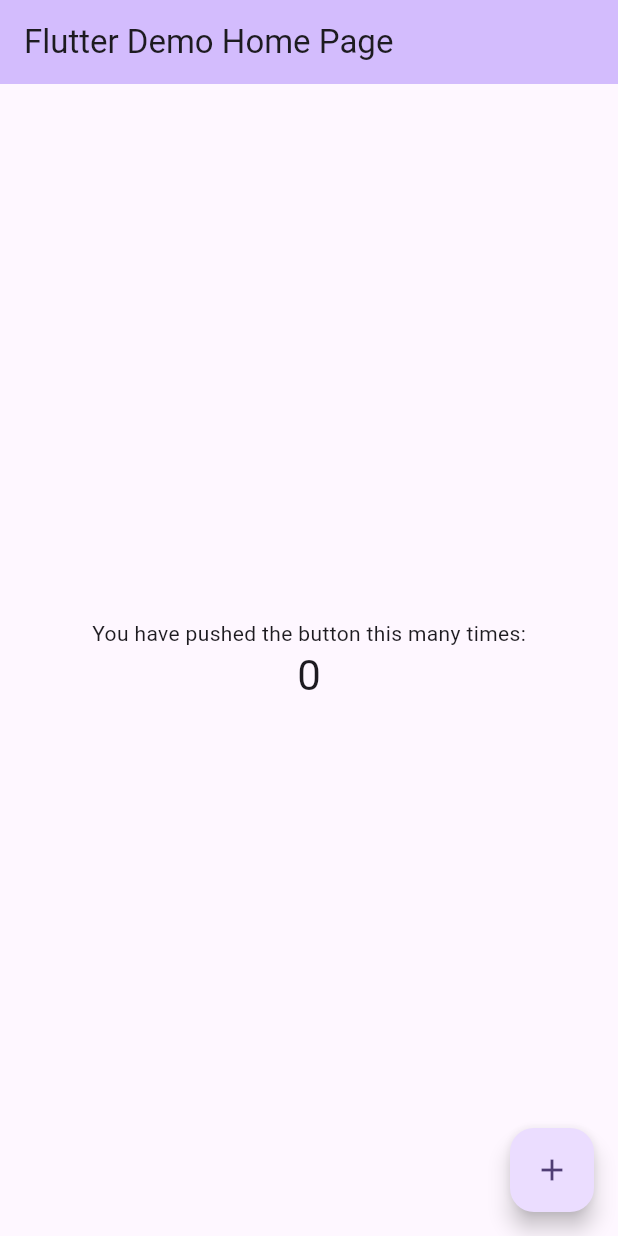
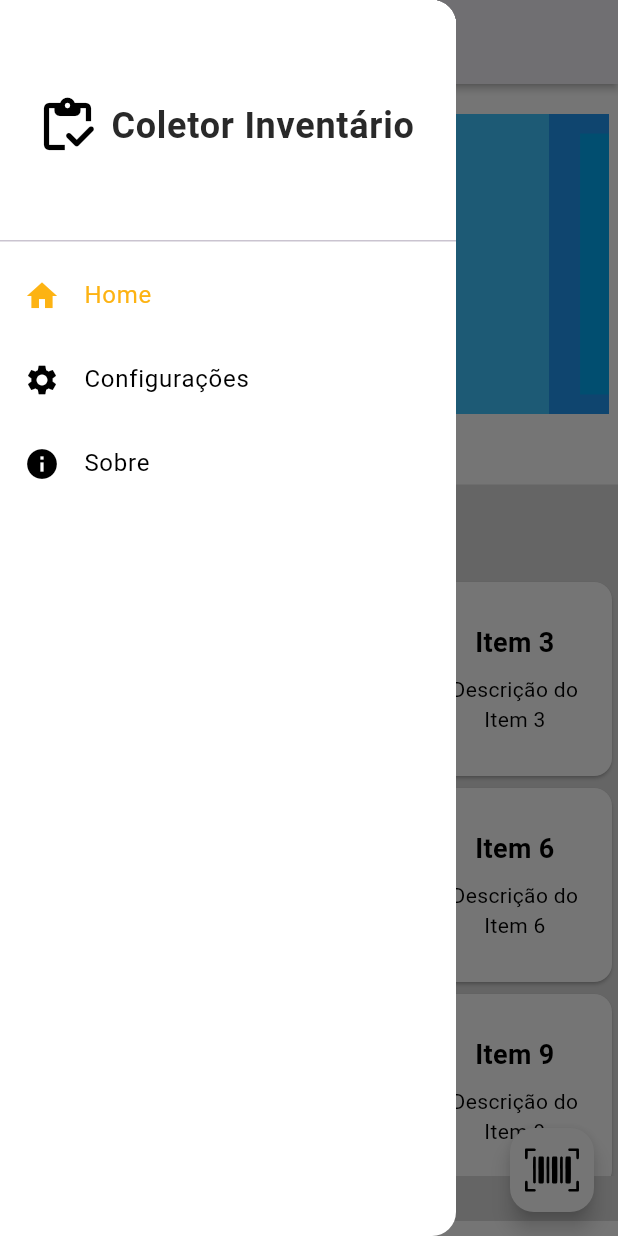
Before and after one commit to stiuff-mobile-devs/sti-uff-coletor-inventario, a Flutter app: the screen it shows after launch, with the side drawer open (before the commit the screen has no drawer), on a phone screen of 412 x 824 dp. Run offline on Flutter 3.47's test engine with Material 3 defaults, Android fonts, the phone set to English and light mode, and no system bars; drawn by our look-alikes of carousel_slider; our stand-ins replace flutter_svg.

Commit message:
Update: HomePage, AboutPage, SettingsPage & widgets associados.

```diff
--- /dev/null
+++ b/lib/about_page.dart
@@ -0,0 +1,17 @@
+import 'package:flutter/material.dart';
+import 'package:stiuffcoletorinventario/app_drawer.dart';
+
+class AboutPage extends StatelessWidget {
+  const AboutPage({super.key});
+
+  @override
+  Widget build(BuildContext context) {
+    return Scaffold(
+      appBar: AppBar(),
+      drawer: const AppDrawer(selectedIndex: 2),
+      body: const Center(
+        child: Text('About Page Content'),
+      ),
+    );
+  }
+}
--- /dev/null
+++ b/lib/app_colors.dart
@@ -0,0 +1,30 @@
+import 'package:flutter/material.dart';
+
+class AppColors {
+  static const MaterialColor primaryColor = MaterialColor(
+    0xFF2196F3,
+    <int, Color>{
+      50: Color(0xFFE3F2FD),
+      100: Color(0xFFBBDEFB),
+      200: Color(0xFF90CAF9),
+      300: Color(0xFF64B5F6),
+      400: Color(0xFF42A5F5),
+      500: Color(0xFF2196F3),
+      600: Color(0xFF1E88E5),
+      700: Color(0xFF1976D2),
+      800: Color(0xFF1565C0),
+      900: Color(0xFF0D47A1),
+    },
+  );
+
+  static const Color shadowColor = Colors.black;
+  static const Color greyTextColor = Color.fromARGB(255, 48, 48, 48);
+  static const Color appBarColor = Colors.white;
+  static const Color scaffoldBackgroundColor = Colors.white;
+  static const Color secondaryBackgroundColor =
+      Color.fromARGB(255, 221, 221, 221);
+  static const Color drawerBackgroundColor = Color(0xFFEFEFEF);
+  static const Color drawerHeaderColor = Color(0xFF2196F3);
+  static const Color lightOrangeSplashColor = Color.fromARGB(255, 255, 202, 86);
+  static const Color orangeSelectionColor = Color.fromARGB(255, 253, 179, 19);
+}
--- /dev/null
+++ b/lib/app_drawer.dart
@@ -0,0 +1,118 @@
+import 'package:flutter/material.dart';
+import 'package:stiuffcoletorinventario/about_page.dart';
+import 'package:stiuffcoletorinventario/app_colors.dart';
+import 'package:stiuffcoletorinventario/custom_page_router.dart';
+import 'package:stiuffcoletorinventario/home_page.dart';
+import 'package:stiuffcoletorinventario/settings_page.dart';
+
+class AppDrawer extends StatelessWidget {
+  final int selectedIndex;
+
+  const AppDrawer({super.key, required this.selectedIndex});
+
+  @override
+  Widget build(BuildContext context) {
+    return Drawer(
+      backgroundColor: Theme.of(context).scaffoldBackgroundColor,
+      child: ListView(
+        children: <Widget>[
+          const DrawerHeader(
+            decoration: BoxDecoration(
+              color: Colors.white,
+            ),
+            child: Row(
+              children: [
+                Padding(
+                  padding: EdgeInsets.all(8.0),
+                  child: Icon(
+                    Icons.inventory_rounded,
+                    size: 42,
+                    color: Colors.black,
+                  ),
+                ),
+                Text(
+                  'Coletor Inventário',
+                  style: TextStyle(
+                    color: Color.fromARGB(255, 41, 41, 41),
+                    fontSize: 24,
+                    fontWeight: FontWeight.bold,
+                  ),
+                ),
+              ],
+            ),
+          ),
+          _buildListTile(
+            context,
+            icon: Icons.home,
+            title: 'Home',
+            index: 0,
+          ),
+          _buildListTile(
+            context,
+            icon: Icons.settings,
+            title: 'Configurações',
+            index: 1,
+          ),
+          _buildListTile(
+            context,
+            icon: Icons.info,
+            title: 'Sobre',
+            index: 2,
+          ),
+        ],
+      ),
+    );
+  }
+
+  ListTile _buildListTile(BuildContext context,
+      {required IconData icon, required String title, required int index}) {
+    final isSelected = selectedIndex == index;
+
+    return ListTile(
+      leading: Icon(
+        icon,
+        color:
+            isSelected ? AppColors.orangeSelectionColor : AppColors.shadowColor,
+      ),
+      title: Text(
+        title,
+        style: TextStyle(
+          color: isSelected
+              ? AppColors.orangeSelectionColor
+              : AppColors.shadowColor,
+        ),
+      ),
+      selected: isSelected,
+      onTap: () async {
+        String routeName;
+        switch (index) {
+          case 0:
+            routeName = '/home';
+            break;
+          case 1:
+            routeName = '/settings';
+            break;
+          case 2:
+            routeName = '/about';
+            break;
+          default:
+            return;
+        }
+        Navigator.push(context, CustomPageRoute(page: _getPage(routeName)));
+      },
+    );
+  }
+
+  Widget _getPage(String routeName) {
+    switch (routeName) {
+      case '/home':
+        return const HomePage();
+      case '/settings':
+        return const SettingsPage();
+      case '/about':
+        return const AboutPage();
+      default:
+        return const HomePage();
+    }
+  }
+}
--- /dev/null
+++ b/lib/custom_page_router.dart
@@ -0,0 +1,24 @@
+import 'package:flutter/material.dart';
+
+class CustomPageRoute extends PageRouteBuilder {
+  final Widget page;
+
+  CustomPageRoute({required this.page})
+      : super(
+          pageBuilder: (context, animation, secondaryAnimation) => page,
+          transitionsBuilder: (context, animation, secondaryAnimation, child) {
+            const begin = Offset(1.0, 0.0);
+            const end = Offset.zero;
+            const curve = Curves.easeInOut;
+
+            var tween =
+                Tween(begin: begin, end: end).chain(CurveTween(curve: curve));
+            var offsetAnimation = animation.drive(tween);
+
+            return SlideTransition(
+              position: offsetAnimation,
+              child: child,
+            );
+          },
+        );
+}
--- /dev/null
+++ b/lib/home_page.dart
@@ -0,0 +1,41 @@
+import 'package:flutter/material.dart';
+import 'package:stiuffcoletorinventario/app_colors.dart';
+import 'package:stiuffcoletorinventario/app_drawer.dart';
+import 'package:flutter_svg/flutter_svg.dart';
+import 'package:stiuffcoletorinventario/info_carousel.dart';
+import 'package:stiuffcoletorinventario/inventory_grid.dart';
+
+class HomePage extends StatelessWidget {
+  const HomePage({super.key});
+
+  @override
+  Widget build(BuildContext context) {
+    return Scaffold(
+      appBar: AppBar(),
+      drawer: const AppDrawer(selectedIndex: 0),
+      body: const SingleChildScrollView(
+        child: Column(
+          children: [
+            SizedBox(height: 20),
+            InfoCarousel(),
+            SizedBox(height: 20),
+            InventoryGrid(),
+            SizedBox(height: 100),
+          ],
+        ),
+      ),
+      floatingActionButton: FloatingActionButton(
+        tooltip: "Leitor de Barras",
+        backgroundColor: AppColors.appBarColor,
+        splashColor: AppColors.lightOrangeSplashColor,
+        onPressed: () => {},
+        child: SvgPicture.asset(
+          'assets/icons/barcode.svg',
+          width: 36,
+          height: 36,
+        ),
+      ),
+      floatingActionButtonLocation: FloatingActionButtonLocation.endFloat,
+    );
+  }
+}
--- a/lib/homepage.dart
+++ /dev/null
@@ -1,48 +0,0 @@
-import 'package:flutter/material.dart';
-
-class MyHomePage extends StatefulWidget {
-  const MyHomePage({super.key, required this.title});
-  final String title;
-
-  @override
-  State<MyHomePage> createState() => _MyHomePageState();
-}
-
-class _MyHomePageState extends State<MyHomePage> {
-  int _counter = 0;
-
-  void _incrementCounter() {
-    setState(() {
-      _counter++;
-    });
-  }
-
-  @override
-  Widget build(BuildContext context) {
-    return Scaffold(
-      appBar: AppBar(
-        backgroundColor: Theme.of(context).colorScheme.inversePrimary,
-        title: Text(widget.title),
-      ),
-      body: Center(
-        child: Column(
-          mainAxisAlignment: MainAxisAlignment.center,
-          children: <Widget>[
-            const Text(
-              'You have pushed the button this many times:',
-            ),
-            Text(
-              '$_counter',
-              style: Theme.of(context).textTheme.headlineMedium,
-            ),
-          ],
-        ),
-      ),
-      floatingActionButton: FloatingActionButton(
-        onPressed: _incrementCounter,
-        tooltip: 'Increment',
-        child: const Icon(Icons.add),
-      ),
-    );
-  }
-}
--- /dev/null
+++ b/lib/info_carousel.dart
@@ -0,0 +1,75 @@
+import 'package:carousel_slider/carousel_slider.dart';
+import 'package:flutter/material.dart';
+
+class InfoCarousel extends StatefulWidget {
+  const InfoCarousel({super.key});
+
+  @override
+  InfoCarouselState createState() => InfoCarouselState();
+}
+
+class InfoCarouselState extends State<InfoCarousel> {
+  int _currentIndex = 0;
+
+  @override
+  Widget build(BuildContext context) {
+    return Column(
+      children: [
+        Container(
+          color: Colors.blue,
+          height: 200,
+          child: CarouselSlider(
+            options: CarouselOptions(
+              autoPlayInterval: const Duration(seconds: 3),
+              autoPlay: true,
+              enlargeCenterPage: true,
+              aspectRatio: 2.0,
+              viewportFraction: 0.8,
+              onPageChanged: (index, reason) {
+                setState(() {
+                  _currentIndex = index;
+                });
+              },
+            ),
+            items: [
+              _buildCarouselItem('Imagem 1', Colors.lightBlueAccent),
+              _buildCarouselItem('Imagem 2', Colors.lightBlue),
+              _buildCarouselItem('Imagem 3', Colors.blueAccent),
+            ],
+          ),
+        ),
+        const SizedBox(height: 15),
+        _buildPageIndicators(3),
+      ],
+    );
+  }
+
+  Widget _buildCarouselItem(String text, Color color) {
+    return Container(
+      color: color,
+      child: Center(
+        child: Text(
+          text,
+          style: const TextStyle(fontSize: 24, color: Colors.white),
+        ),
+      ),
+    );
+  }
+
+  Widget _buildPageIndicators(int pageCount) {
+    return Row(
+      mainAxisAlignment: MainAxisAlignment.center,
+      children: List.generate(pageCount, (index) {
+        return Container(
+          margin: const EdgeInsets.symmetric(horizontal: 4.0),
+          width: 12,
+          height: 12,
+          decoration: BoxDecoration(
+            shape: BoxShape.circle,
+            color: _currentIndex == index ? Colors.black : Colors.grey,
+          ),
+        );
+      }),
+    );
+  }
+}
--- /dev/null
+++ b/lib/inventory_grid.dart
@@ -0,0 +1,136 @@
+import 'package:flutter/material.dart';
+import 'package:stiuffcoletorinventario/app_colors.dart';
+import 'package:stiuffcoletorinventario/inventory_item.dart';
+
+class InventoryGrid extends StatefulWidget {
+  const InventoryGrid({super.key});
+
+  @override
+  InventoryGridState createState() => InventoryGridState();
+}
+
+class InventoryGridState extends State<InventoryGrid> {
+  final List<InventoryItem> items = List.generate(
+    20,
+    (index) => InventoryItem(
+      name: 'Item ${index + 1}',
+      description: 'Descrição do Item ${index + 1}',
+    ),
+  );
+
+  final PageController _pageController = PageController();
+  int _currentPage = 0;
+
+  @override
+  void initState() {
+    super.initState();
+    _pageController.addListener(() {
+      setState(() {
+        _currentPage = _pageController.page!.round();
+      });
+    });
+  }
+
+  @override
+  Widget build(BuildContext context) {
+    final List<List<InventoryItem>> pages = [];
+    for (int i = 0; i < items.length; i += 9) {
+      pages.add(items.sublist(i, i + 9 > items.length ? items.length : i + 9));
+    }
+
+    return Container(
+      decoration: const BoxDecoration(
+        color: AppColors.secondaryBackgroundColor,
+      ),
+      child: Column(
+        children: [
+          const Padding(
+            padding: EdgeInsets.only(top: 16, left: 16.0, bottom: 16.0),
+            child: Align(
+              alignment: Alignment.centerLeft,
+              child: Text(
+                'Inventário Local',
+                style: TextStyle(
+                  fontSize: 20,
+                  fontWeight: FontWeight.bold,
+                  color: AppColors.shadowColor,
+                ),
+              ),
+            ),
+          ),
+          SizedBox(
+            height: 400,
+            child: PageView.builder(
+              controller: _pageController,
+              itemCount: pages.length,
+              itemBuilder: (context, pageIndex) {
+                return GridView.builder(
+                  physics: const NeverScrollableScrollPhysics(),
+                  gridDelegate: const SliverGridDelegateWithFixedCrossAxisCount(
+                    crossAxisCount: 3,
+                  ),
+                  itemCount: pages[pageIndex].length,
+                  itemBuilder: (context, index) {
+                    final item = pages[pageIndex][index];
+                    return Card(
+                      color: AppColors.appBarColor,
+                      child: Padding(
+                        padding: const EdgeInsets.all(8.0),
+                        child: Column(
+                          mainAxisAlignment: MainAxisAlignment.center,
+                          children: [
+                            Text(
+                              item.name,
+                              style: const TextStyle(
+                                fontWeight: FontWeight.bold,
+                                fontSize: 18,
+                                color: Colors.black,
+                              ),
+                              textAlign: TextAlign.center,
+                            ),
+                            const SizedBox(height: 8),
+                            Text(
+                              item.description,
+                              style: const TextStyle(
+                                fontSize: 14,
+                                color: Colors.black,
+                              ),
+                              textAlign: TextAlign.center,
+                            ),
+                          ],
+                        ),
+                      ),
+                    );
+                  },
+                );
+              },
+            ),
+          ),
+          _buildPageIndicators(pages.length),
+        ],
+      ),
+    );
+  }
+
+  Widget _buildPageIndicators(int pageCount) {
+    return Padding(
+      padding: const EdgeInsets.only(bottom: 18.0),
+      child: Row(
+        mainAxisAlignment: MainAxisAlignment.center,
+        children: List.generate(pageCount, (index) {
+          return Container(
+            margin: const EdgeInsets.symmetric(horizontal: 4.0),
+            width: 12,
+            height: 12,
+            decoration: BoxDecoration(
+              shape: BoxShape.circle,
+              color: _currentPage == index
+                  ? AppColors.orangeSelectionColor
+                  : Colors.grey,
+            ),
+          );
+        }),
+      ),
+    );
+  }
+}
--- /dev/null
+++ b/lib/inventory_item.dart
@@ -0,0 +1,7 @@
+// inventory_item.dart
+class InventoryItem {
+  final String name;
+  final String description;
+
+  InventoryItem({required this.name, required this.description});
+}
--- a/lib/main.dart
+++ b/lib/main.dart
@@ -1,5 +1,8 @@
 import 'package:flutter/material.dart';
-import 'package:stiuffcoletorinventario/homepage.dart';
+import 'package:stiuffcoletorinventario/about_page.dart';
+import 'home_page.dart';
+import 'settings_page.dart';
+import 'app_colors.dart'; // Importando a classe de cores
 
 void main() {
   runApp(const MyApp());
@@ -7,15 +10,28 @@ void main() {
 
 class MyApp extends StatelessWidget {
   const MyApp({super.key});
+
   @override
   Widget build(BuildContext context) {
     return MaterialApp(
-      title: 'Flutter Demo',
+      title: 'Coletor Inventário',
       theme: ThemeData(
-        colorScheme: ColorScheme.fromSeed(seedColor: Colors.deepPurple),
-        useMaterial3: true,
+        primarySwatch: AppColors.primaryColor,
+        appBarTheme: const AppBarTheme(
+          elevation: 2.0,
+          shadowColor: AppColors.shadowColor,
+          color: AppColors.appBarColor,
+        ),
+        scaffoldBackgroundColor: AppColors.scaffoldBackgroundColor,
+        splashColor: AppColors.lightOrangeSplashColor,
       ),
-      home: const MyHomePage(title: 'Flutter Demo Home Page'),
+      debugShowCheckedModeBanner: false,
+      initialRoute: '/home',
+      routes: {
+        '/home': (context) => const HomePage(),
+        '/settings': (context) => const SettingsPage(),
+        '/about': (context) => const AboutPage(),
+      },
     );
   }
 }
--- /dev/null
+++ b/lib/settings_page.dart
@@ -0,0 +1,17 @@
+import 'package:flutter/material.dart';
+import 'package:stiuffcoletorinventario/app_drawer.dart';
+
+class SettingsPage extends StatelessWidget {
+  const SettingsPage({super.key});
+
+  @override
+  Widget build(BuildContext context) {
+    return Scaffold(
+      appBar: AppBar(),
+      drawer: const AppDrawer(selectedIndex: 1),
+      body: const Center(
+        child: Text('Settings Page Content'),
+      ),
+    );
+  }
+}
--- a/pubspec.yaml
+++ b/pubspec.yaml
@@ -35,6 +35,8 @@ dependencies:
   # The following adds the Cupertino Icons font to your application.
   # Use with the CupertinoIcons class for iOS style icons.
   cupertino_icons: ^1.0.8
+  flutter_svg: ^2.0.11
+  carousel_slider: ^5.0.0
 
 dev_dependencies:
   flutter_test:
@@ -59,8 +61,8 @@ flutter:
   uses-material-design: true
 
   # To add assets to your application, add an assets section, like this:
-  # assets:
-  #   - images/a_dot_burr.jpeg
+  assets:
+    - assets/icons/barcode.svg
   #   - images/a_dot_ham.jpeg
 
   # An image asset can refer to one or more resolution-specific "variants", see
```
Also changed, not shown: assets/icons/barcode.svg (added), pubspec.lock.
